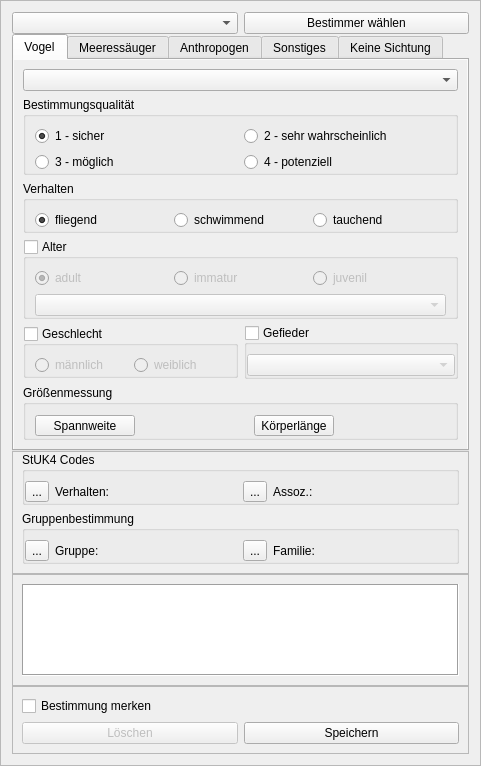
First picture: the form in ui/widget_census.ui, repository ifaoe/2014-10-Bird-View, before the edit.
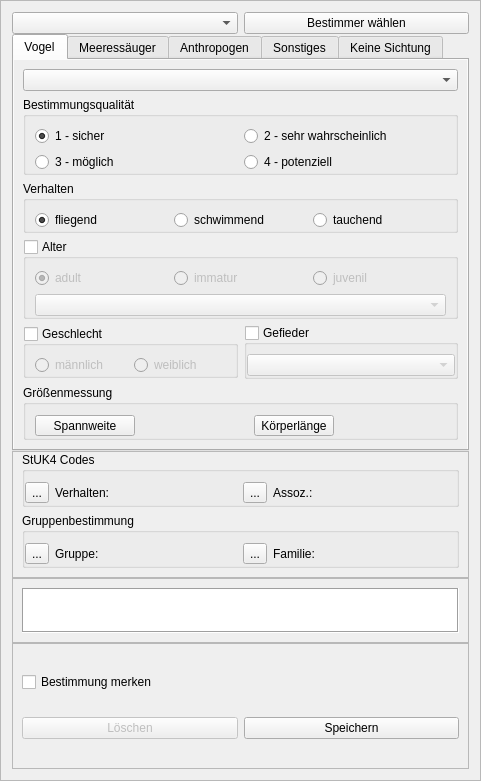
Second picture: the form after the edit.

The edit to the form file:
```diff
--- a/ui/widget_census.ui
+++ b/ui/widget_census.ui
@@ -7,11 +7,11 @@
     <x>0</x>
     <y>0</y>
     <width>481</width>
-    <height>766</height>
+    <height>781</height>
    </rect>
   </property>
   <property name="sizePolicy">
-   <sizepolicy hsizetype="Fixed" vsizetype="Preferred">
+   <sizepolicy hsizetype="Expanding" vsizetype="Preferred">
     <horstretch>0</horstretch>
     <verstretch>0</verstretch>
    </sizepolicy>
@@ -243,7 +243,7 @@
    <item row="3" column="0" colspan="2">
     <widget class="QFrame" name="frame_remarks">
      <property name="sizePolicy">
-      <sizepolicy hsizetype="Preferred" vsizetype="MinimumExpanding">
+      <sizepolicy hsizetype="Preferred" vsizetype="Fixed">
        <horstretch>0</horstretch>
        <verstretch>0</verstretch>
       </sizepolicy>
@@ -251,7 +251,13 @@
      <property name="minimumSize">
       <size>
        <width>0</width>
-       <height>50</height>
+       <height>65</height>
+      </size>
+     </property>
+     <property name="maximumSize">
+      <size>
+       <width>16777215</width>
+       <height>65</height>
       </size>
      </property>
      <property name="frameShape">
```
Left out of the diff: 14 changed lines with no effect on the pictures.
